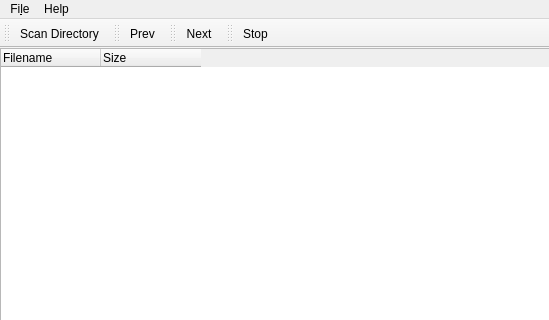
This is mainwindow.ui in demon1999/dublicates as Qt 5 draws it before an edit; both pictures show x 0 to 549 and y 0 to 320 of the 800 by 600 pixel window. The edited form follows.
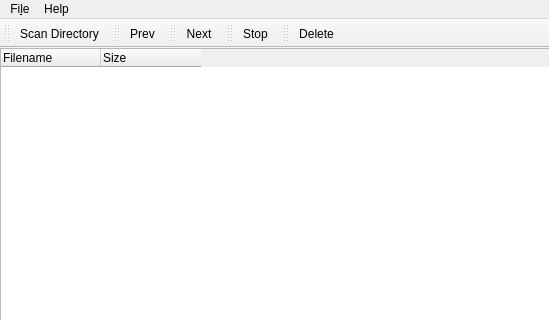
This is the edited form.

Commit message: adding delete for many objects

```diff
--- a/mainwindow.ui
+++ b/mainwindow.ui
@@ -125,6 +125,23 @@
    </attribute>
    <addaction name="actionStop"/>
   </widget>
+  <widget class="QToolBar" name="toolBar">
+   <property name="windowTitle">
+    <string>toolBar</string>
+   </property>
+   <attribute name="toolBarArea">
+    <enum>TopToolBarArea</enum>
+   </attribute>
+   <attribute name="toolBarBreak">
+    <bool>false</bool>
+   </attribute>
+   <addaction name="actionDeleteSelected"/>
+  </widget>
+  <action name="actionDeleteSelected">
+   <property name="text">
+    <string>&amp;Delete</string>
+   </property>
+  </action>
   <action name="actionStop">
    <property name="text">
     <string>&amp;Stop</string>
```
The commit also changes 2 other files.
